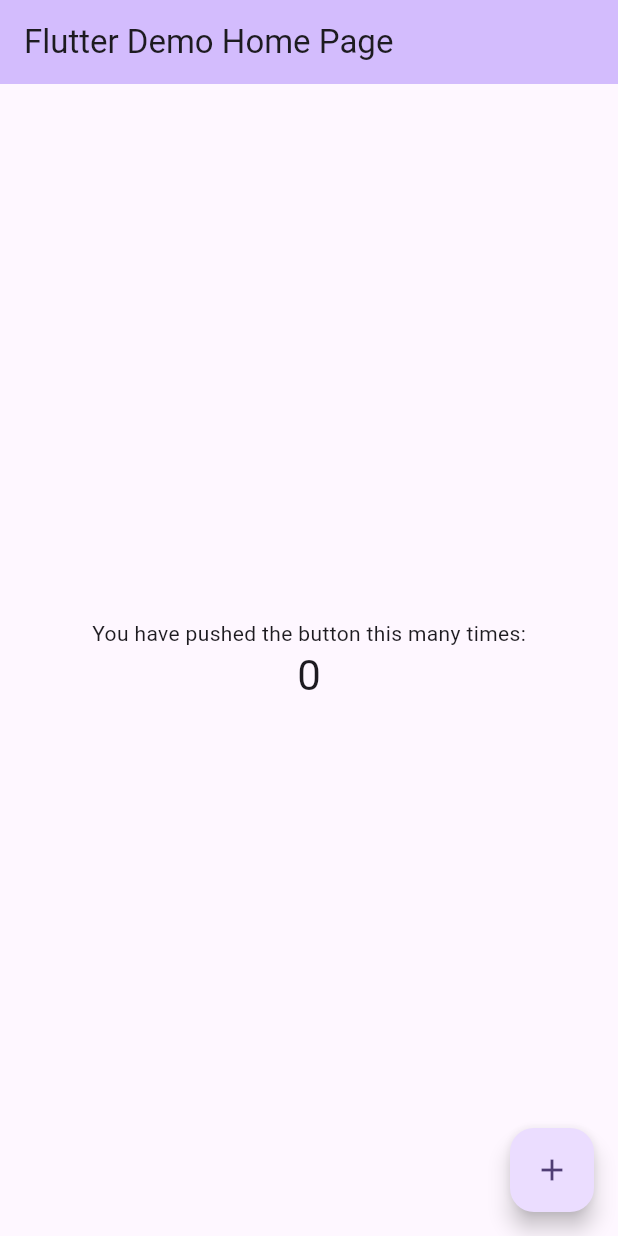
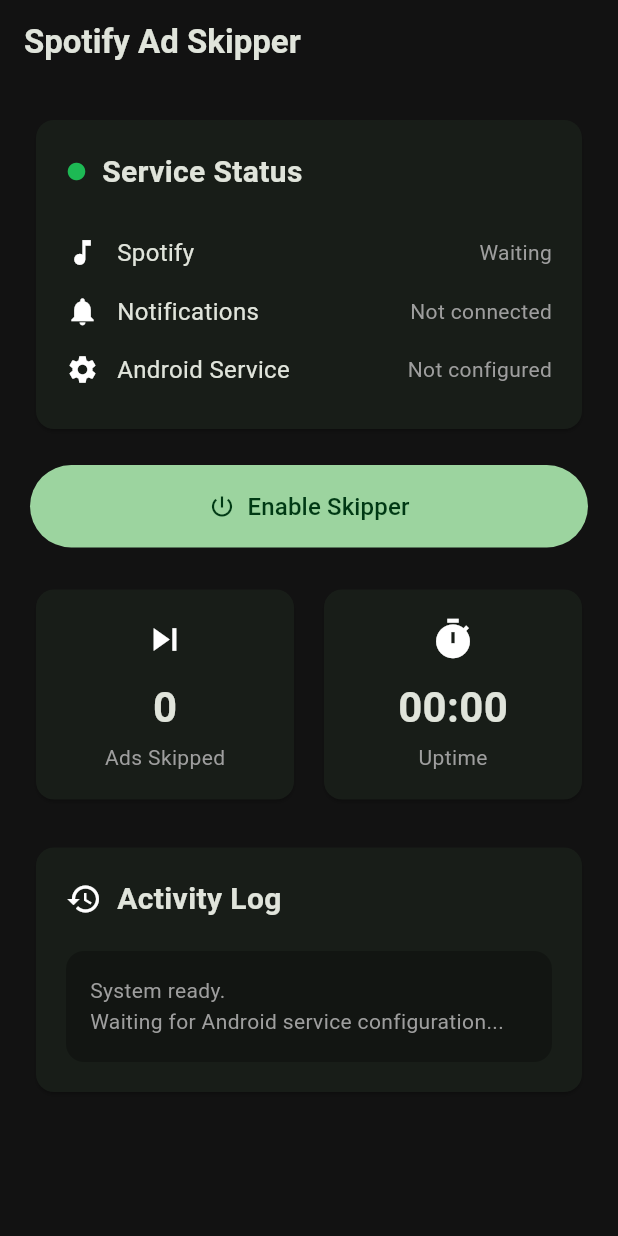
Before and after one commit to corneliuschebet/spotify-ad-skipper-flutter, a Flutter app: the screen it shows after launch, on a phone screen of 412 x 824 dp. Run offline on Flutter 3.47's test engine with Material 3 defaults, Android fonts, the phone set to English and light mode, and no system bars.

Commit message:
Build Spotify Ad Skipper dashboard

```diff
--- a/lib/main.dart
+++ b/lib/main.dart
@@ -1,122 +1,178 @@
 import 'package:flutter/material.dart';
 
 void main() {
-  runApp(const MyApp());
+  runApp(const SpotifyAdSkipperApp());
 }
 
-class MyApp extends StatelessWidget {
-  const MyApp({super.key});
+class SpotifyAdSkipperApp extends StatelessWidget {
+  const SpotifyAdSkipperApp({super.key});
 
-  // This widget is the root of your application.
   @override
   Widget build(BuildContext context) {
     return MaterialApp(
-      title: 'Flutter Demo',
+      debugShowCheckedModeBanner: false,
+      title: 'Spotify Ad Skipper',
       theme: ThemeData(
-        // This is the theme of your application.
-        //
-        // TRY THIS: Try running your application with "flutter run". You'll see
-        // the application has a purple toolbar. Then, without quitting the app,
-        // try changing the seedColor in the colorScheme below to Colors.green
-        // and then invoke "hot reload" (save your changes or press the "hot
-        // reload" button in a Flutter-supported IDE, or press "r" if you used
-        // the command line to start the app).
-        //
-        // Notice that the counter didn't reset back to zero; the application
-        // state is not lost during the reload. To reset the state, use hot
-        // restart instead.
-        //
-        // This works for code too, not just values: Most code changes can be
-        // tested with just a hot reload.
-        colorScheme: .fromSeed(seedColor: Colors.deepPurple),
+        brightness: Brightness.dark,
+        scaffoldBackgroundColor: const Color(0xFF121212),
+        colorScheme: ColorScheme.fromSeed(
+          seedColor: const Color(0xFF1DB954),
+          brightness: Brightness.dark,
+        ),
+        useMaterial3: true,
       ),
-      home: const MyHomePage(title: 'Flutter Demo Home Page'),
+      home: const DashboardPage(),
     );
   }
 }
 
-class MyHomePage extends StatefulWidget {
-  const MyHomePage({super.key, required this.title});
-
-  // This widget is the home page of your application. It is stateful, meaning
-  // that it has a State object (defined below) that contains fields that affect
-  // how it looks.
-
-  // This class is the configuration for the state. It holds the values (in this
-  // case the title) provided by the parent (in this case the App widget) and
-  // used by the build method of the State. Fields in a Widget subclass are
-  // always marked "final".
-
-  final String title;
-
-  @override
-  State<MyHomePage> createState() => _MyHomePageState();
-}
-
-class _MyHomePageState extends State<MyHomePage> {
-  int _counter = 0;
-
-  void _incrementCounter() {
-    setState(() {
-      // This call to setState tells the Flutter framework that something has
-      // changed in this State, which causes it to rerun the build method below
-      // so that the display can reflect the updated values. If we changed
-      // _counter without calling setState(), then the build method would not be
-      // called again, and so nothing would appear to happen.
-      _counter++;
-    });
-  }
+class DashboardPage extends StatelessWidget {
+  const DashboardPage({super.key});
 
   @override
   Widget build(BuildContext context) {
-    // This method is rerun every time setState is called, for instance as done
-    // by the _incrementCounter method above.
-    //
-    // The Flutter framework has been optimized to make rerunning build methods
-    // fast, so that you can just rebuild anything that needs updating rather
-    // than having to individually change instances of widgets.
     return Scaffold(
       appBar: AppBar(
-        // TRY THIS: Try changing the color here to a specific color (to
-        // Colors.amber, perhaps?) and trigger a hot reload to see the AppBar
-        // change color while the other colors stay the same.
-        backgroundColor: Theme.of(context).colorScheme.inversePrimary,
-        // Here we take the value from the MyHomePage object that was created by
-        // the App.build method, and use it to set our appbar title.
-        title: Text(widget.title),
+        title: const Text(
+          'Spotify Ad Skipper',
+          style: TextStyle(fontWeight: FontWeight.bold),
+        ),
+        backgroundColor: const Color(0xFF121212),
       ),
-      body: Center(
-        // Center is a layout widget. It takes a single child and positions it
-        // in the middle of the parent.
+      body: SingleChildScrollView(
+        padding: const EdgeInsets.all(20),
         child: Column(
-          // Column is also a layout widget. It takes a list of children and
-          // arranges them vertically. By default, it sizes itself to fit its
-          // children horizontally, and tries to be as tall as its parent.
-          //
-          // Column has various properties to control how it sizes itself and
-          // how it positions its children. Here we use mainAxisAlignment to
-          // center the children vertically; the main axis here is the vertical
-          // axis because Columns are vertical (the cross axis would be
-          // horizontal).
-          //
-          // TRY THIS: Invoke "debug painting" (choose the "Toggle Debug Paint"
-          // action in the IDE, or press "p" in the console), to see the
-          // wireframe for each widget.
-          mainAxisAlignment: .center,
+          crossAxisAlignment: CrossAxisAlignment.stretch,
           children: [
-            const Text('You have pushed the button this many times:'),
+            _buildStatusCard(),
+            const SizedBox(height: 20),
+            _buildControlButton(),
+            const SizedBox(height: 24),
+            _buildStatistics(),
+            const SizedBox(height: 24),
+            _buildActivityLog(),
+          ],
+        ),
+      ),
+    );
+  }
+
+  Widget _buildStatusCard() {
+    return Card(
+      child: Padding(
+        padding: const EdgeInsets.all(20),
+        child: Column(
+          crossAxisAlignment: CrossAxisAlignment.start,
+          children: [
+            const Row(
+              children: [
+                Icon(Icons.circle, color: Color(0xFF1DB954), size: 14),
+                SizedBox(width: 10),
+                Text(
+                  'Service Status',
+                  style: TextStyle(fontSize: 20, fontWeight: FontWeight.bold),
+                ),
+              ],
+            ),
+            const SizedBox(height: 20),
+            _statusRow(Icons.music_note, 'Spotify', 'Waiting'),
+            _statusRow(Icons.notifications, 'Notifications', 'Not connected'),
+            _statusRow(Icons.settings, 'Android Service', 'Not configured'),
+          ],
+        ),
+      ),
+    );
+  }
+
+  Widget _statusRow(IconData icon, String title, String status) {
+    return Padding(
+      padding: const EdgeInsets.symmetric(vertical: 8),
+      child: Row(
+        children: [
+          Icon(icon, size: 22),
+          const SizedBox(width: 12),
+          Expanded(child: Text(title, style: const TextStyle(fontSize: 16))),
+          Text(status, style: const TextStyle(color: Colors.grey)),
+        ],
+      ),
+    );
+  }
+
+  Widget _buildControlButton() {
+    return FilledButton.icon(
+      onPressed: () {},
+      icon: const Icon(Icons.power_settings_new),
+      label: const Text('Enable Skipper', style: TextStyle(fontSize: 16)),
+      style: FilledButton.styleFrom(
+        padding: const EdgeInsets.symmetric(vertical: 16),
+      ),
+    );
+  }
+
+  Widget _buildStatistics() {
+    return Row(
+      children: [
+        Expanded(child: _statCard('Ads Skipped', '0', Icons.skip_next)),
+        const SizedBox(width: 12),
+        Expanded(child: _statCard('Uptime', '00:00', Icons.timer)),
+      ],
+    );
+  }
+
+  Widget _statCard(String title, String value, IconData icon) {
+    return Card(
+      child: Padding(
+        padding: const EdgeInsets.all(18),
+        child: Column(
+          children: [
+            Icon(icon, size: 30),
+            const SizedBox(height: 10),
             Text(
-              '$_counter',
-              style: Theme.of(context).textTheme.headlineMedium,
+              value,
+              style: const TextStyle(fontSize: 28, fontWeight: FontWeight.bold),
+            ),
+            const SizedBox(height: 4),
+            Text(title, style: const TextStyle(color: Colors.grey)),
+          ],
+        ),
+      ),
+    );
+  }
+
+  Widget _buildActivityLog() {
+    return Card(
+      child: Padding(
+        padding: const EdgeInsets.all(20),
+        child: Column(
+          crossAxisAlignment: CrossAxisAlignment.start,
+          children: [
+            const Row(
+              children: [
+                Icon(Icons.history),
+                SizedBox(width: 10),
+                Text(
+                  'Activity Log',
+                  style: TextStyle(fontSize: 20, fontWeight: FontWeight.bold),
+                ),
+              ],
+            ),
+            const SizedBox(height: 20),
+            Container(
+              width: double.infinity,
+              padding: const EdgeInsets.all(16),
+              decoration: BoxDecoration(
+                color: Colors.black26,
+                borderRadius: BorderRadius.circular(12),
+              ),
+              child: const Text(
+                'System ready.\n'
+                'Waiting for Android service configuration...',
+                style: TextStyle(color: Colors.grey, height: 1.5),
+              ),
             ),
           ],
         ),
       ),
-      floatingActionButton: FloatingActionButton(
-        onPressed: _incrementCounter,
-        tooltip: 'Increment',
-        child: const Icon(Icons.add),
-      ),
     );
   }
 }
```
Also changed, not shown: 1 other file.
